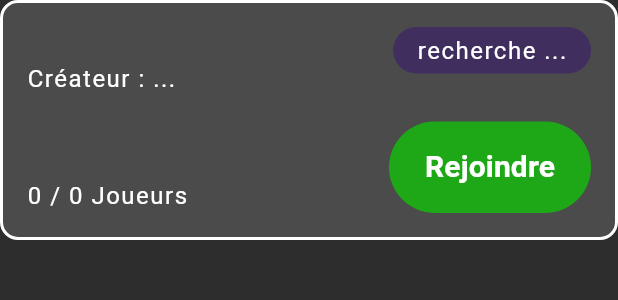
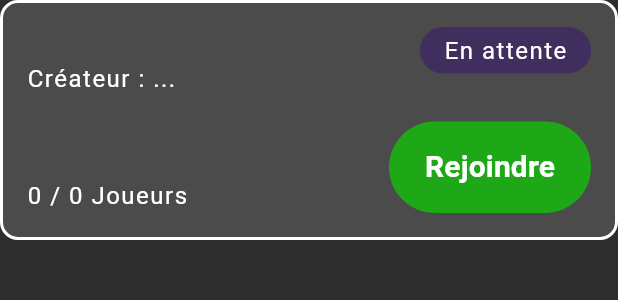
Before and after one commit to cp-23fam/portes_ouvertes, a Flutter app: the RoomCard widget shown alone on an empty page, opened directly with empty values, on a phone screen of 412 x 824 dp. Shown: the top 300 px of the screen. Run offline on Flutter 3.47's test engine with Material 3 defaults, Android fonts, the phone set to English and light mode, and no system bars; our stand-ins replace cloud_firestore, email_validator, firebase_auth, firebase_core, flutter_riverpod, go_router; missing offline and left inert: flame, sign_button; accounts and stored records are empty.

Commit message:
Room status display

```diff
--- a/lib/src/features/room/domain/room.dart
+++ b/lib/src/features/room/domain/room.dart
@@ -5,7 +5,7 @@ import 'package:portes_ouvertes/src/features/user/domain/user.dart';
 
 typedef RoomId = String;
 
-enum RoomStatus { creating, waiting, playing }
+enum RoomStatus { waiting, playing }
 
 class Room {
   factory Room.fromJson(String source) =>
--- a/lib/src/features/room/presentation/room_detail/room_detail_screen.dart
+++ b/lib/src/features/room/presentation/room_detail/room_detail_screen.dart
@@ -6,6 +6,7 @@ import 'package:portes_ouvertes/src/common_widgets/important_button.dart';
 import 'package:portes_ouvertes/src/constants/app_sizes.dart';
 import 'package:portes_ouvertes/src/features/game/data/game_repository.dart';
 import 'package:portes_ouvertes/src/features/room/data/room_repository.dart';
+import 'package:portes_ouvertes/src/features/room/domain/room.dart';
 import 'package:portes_ouvertes/src/features/room/presentation/room_detail/no_user_card.dart';
 import 'package:portes_ouvertes/src/features/room/presentation/room_detail/user_card.dart';
 import 'package:portes_ouvertes/src/localization/string_hardcoded.dart';
@@ -72,7 +73,12 @@ class _RoomDetailScreenState extends State<RoomDetailScreen> {
 
                               await ref
                                   .read(roomRepositoryProvider)
-                                  .updateRoom(room.copyWith(gameId: gameId));
+                                  .updateRoom(
+                                    room.copyWith(
+                                      gameId: gameId,
+                                      status: RoomStatus.playing,
+                                    ),
+                                  );
 
                               if (context.mounted) {
                                 context.goNamed(
--- a/lib/src/features/room/presentation/room_list/room_card.dart
+++ b/lib/src/features/room/presentation/room_list/room_card.dart
@@ -2,6 +2,7 @@ import 'package:flutter/material.dart';
 import 'package:flutter_riverpod/flutter_riverpod.dart';
 import 'package:portes_ouvertes/src/constants/app_sizes.dart';
 import 'package:portes_ouvertes/src/features/room/domain/room.dart';
+import 'package:portes_ouvertes/src/features/room/presentation/room_list/room_status.dart';
 import 'package:portes_ouvertes/src/features/user/data/user_repository.dart';
 import 'package:portes_ouvertes/src/localization/string_hardcoded.dart';
 import 'package:portes_ouvertes/src/theme/theme.dart';
@@ -71,22 +72,7 @@ class _RoomCardState extends State<RoomCard> {
               crossAxisAlignment: CrossAxisAlignment.end,
               mainAxisAlignment: MainAxisAlignment.spaceBetween,
               children: [
-                Container(
-                  padding: const EdgeInsets.symmetric(horizontal: Sizes.p8),
-                  decoration: BoxDecoration(
-                    color: AppColors.specialColor.withAlpha(100),
-                    borderRadius: const BorderRadius.all(
-                      Radius.circular(Sizes.p20),
-                    ),
-                  ),
-                  child: Padding(
-                    padding: const EdgeInsets.symmetric(
-                      vertical: Sizes.p4,
-                      horizontal: Sizes.p8,
-                    ),
-                    child: Center(child: Text('recherche ...'.hardcoded)),
-                  ),
-                ),
+                RoomStatusWidget(status: widget.room.status),
                 TextButton(
                   onPressed: widget.onClick,
                   style: ButtonStyle(
--- /dev/null
+++ b/lib/src/features/room/presentation/room_list/room_status.dart
@@ -0,0 +1,43 @@
+import 'package:flutter/material.dart';
+import 'package:portes_ouvertes/src/constants/app_sizes.dart';
+import 'package:portes_ouvertes/src/features/room/domain/room.dart';
+import 'package:portes_ouvertes/src/localization/string_hardcoded.dart';
+import 'package:portes_ouvertes/src/theme/theme.dart';
+
+class RoomStatusWidget extends StatelessWidget {
+  const RoomStatusWidget({required this.status, super.key});
+
+  final RoomStatus status;
+
+  @override
+  Widget build(BuildContext context) {
+    late Color color;
+    late String text;
+
+    switch (status) {
+      case RoomStatus.waiting:
+        color = AppColors.specialColor.withAlpha(100);
+        text = 'En attente'.hardcoded;
+        break;
+      case RoomStatus.playing:
+        color = AppColors.deleteColor.withAlpha(100);
+        text = 'En jeu'.hardcoded;
+        break;
+    }
+
+    return Container(
+      padding: const EdgeInsets.symmetric(horizontal: Sizes.p8),
+      decoration: BoxDecoration(
+        color: color,
+        borderRadius: const BorderRadius.all(Radius.circular(Sizes.p20)),
+      ),
+      child: Padding(
+        padding: const EdgeInsets.symmetric(
+          vertical: Sizes.p4,
+          horizontal: Sizes.p8,
+        ),
+        child: Center(child: Text(text)),
+      ),
+    );
+  }
+}
```
Also changed, not shown: 1 other file.
